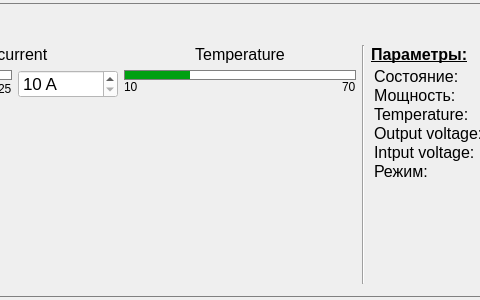
This is dc_panel.ui in bulkanul/EVO_YFL_1064_GUI_coherent2 as Qt 5 draws it before an edit; both pictures show x 288 to 768 and y 0 to 300 of the 895 by 300 pixel window. The edited form follows.
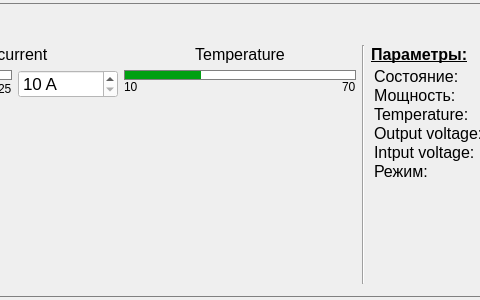
This is the edited form. Icons and pictures are not drawn. Custom widgets are drawn as their Qt base class.

```diff
--- a/dc_panel.ui
+++ b/dc_panel.ui
@@ -574,7 +574,7 @@
                       <number>0</number>
                      </property>
                      <property name="maximum">
-                      <number>700</number>
+                      <number>600</number>
                      </property>
                      <property name="value">
                       <number>200</number>
```
